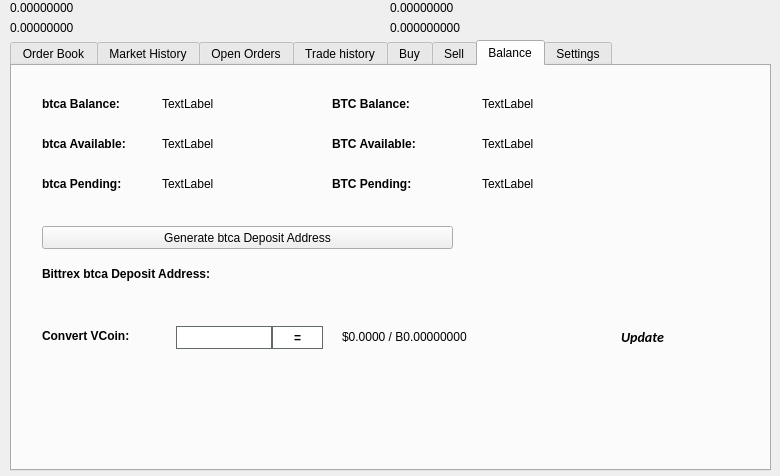
Above: src/qt/forms/tradingdialog.ui from bitcoininfinity/btci before the change. Below: the same form after it.
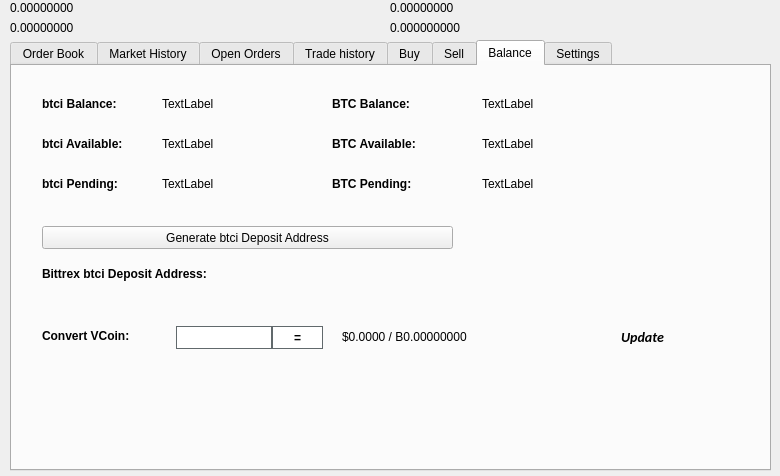
That is the form after the change. The open tabs and pages were chosen to show the change. Icons and pictures are not drawn.

```diff
--- a/src/qt/forms/tradingdialog.ui
+++ b/src/qt/forms/tradingdialog.ui
@@ -2762,7 +2762,7 @@
       </font>
      </property>
      <property name="text">
-      <string>btca Balance:</string>
+      <string>btci Balance:</string>
      </property>
     </widget>
     <widget class="QLabel" name="label_12">
@@ -2813,7 +2813,7 @@
       </font>
      </property>
      <property name="text">
-      <string>btca Available:</string>
+      <string>btci Available:</string>
      </property>
     </widget>
     <widget class="QLabel" name="label_14">
@@ -2832,7 +2832,7 @@
       </font>
      </property>
      <property name="text">
-      <string>btca Pending:</string>
+      <string>btci Pending:</string>
      </property>
     </widget>
     <widget class="QLabel" name="btcaPendingLabel">
@@ -2928,7 +2928,7 @@
       </font>
      </property>
      <property name="text">
-      <string>Bittrex btca Deposit Address:</string>
+      <string>Bittrex btci Deposit Address:</string>
      </property>
     </widget>
     <widget class="QPushButton" name="GenDepositBTN">
@@ -2941,7 +2941,7 @@
       </rect>
      </property>
      <property name="text">
-      <string>Generate btca Deposit Address</string>
+      <string>Generate btci Deposit Address</string>
      </property>
      <property name="icon">
       <iconset resource="../btca.qrc">
```
Left out of the diff: 50 changed lines with no effect on the pictures.
